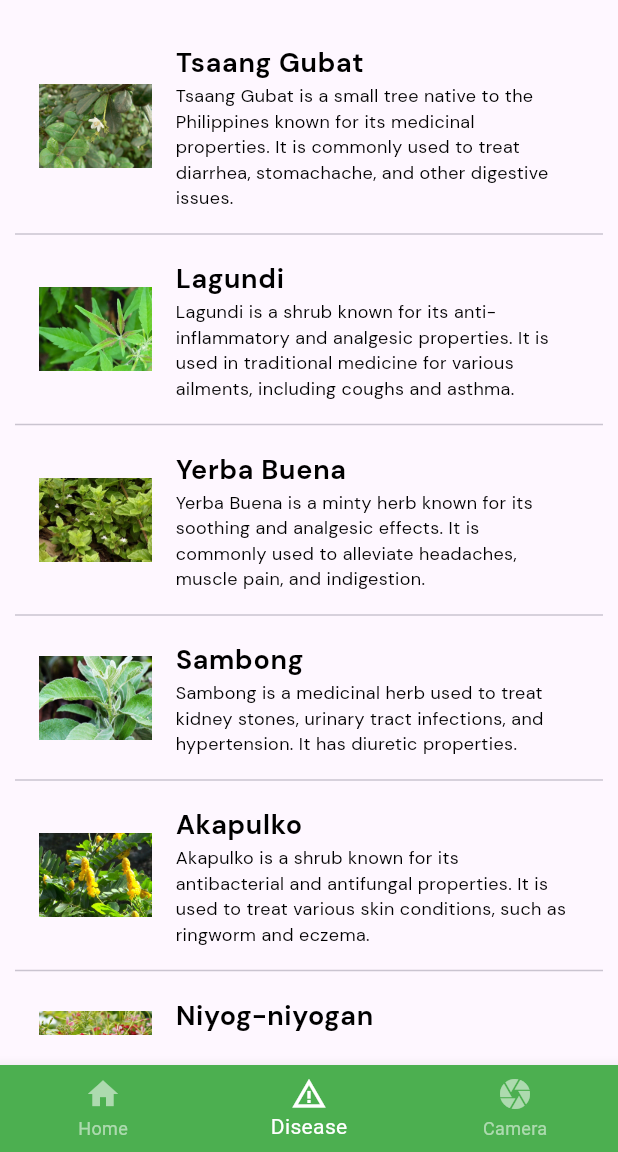
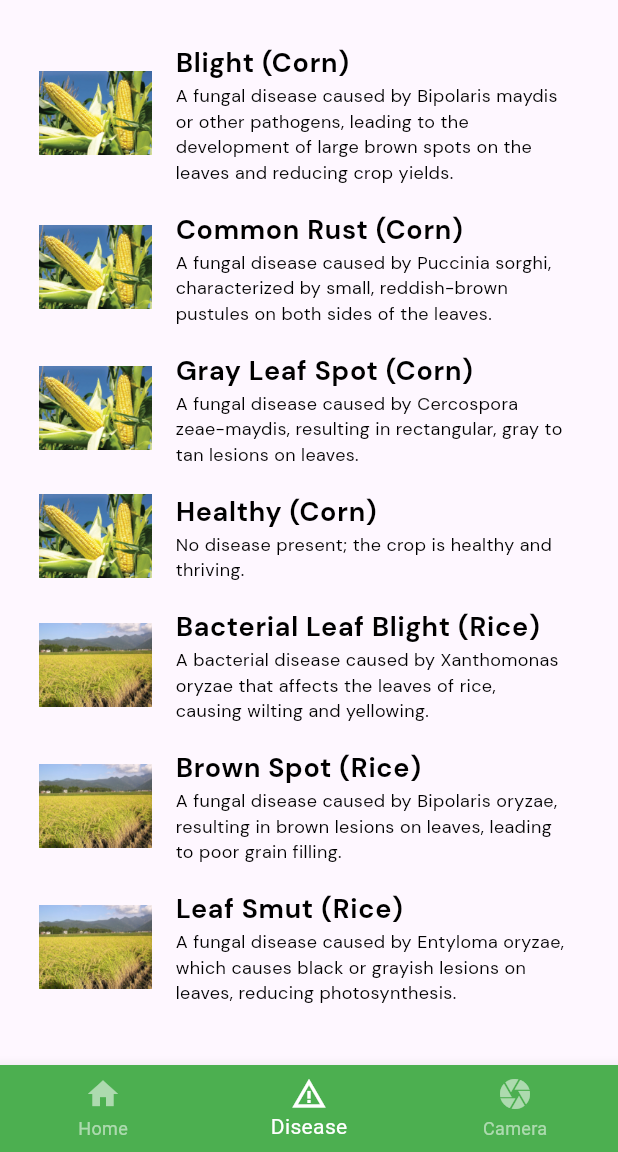
Before and after one commit to Turla-Glenn/herbal_plants, a Flutter app: the screen it shows after launch, item 2 of the bottom bar chosen, on a phone screen of 412 x 824 dp, the part 84-1236 px from its top. Run offline on Flutter 3.47's test engine with Material 3 defaults, Android fonts, the phone set to English and light mode, and no system bars; our stand-ins replace fluttertoast, get_storage, image_picker; missing offline and left inert: tflite_v2; Roboto replaces fonts that are missing (QBold).

Commit message:
added disease tab data

```diff
--- a/lib/data/newdata.dart
+++ b/lib/data/newdata.dart
@@ -37,3 +37,86 @@ List<Map<String, dynamic>> crops = [
     'harvestTime': '80 to 90 days after planting, depending on the variety.'
   }
 ];
+
+List<Map<String, dynamic>> riceDiseases = [
+  {
+    'name': 'Bacterial Leaf Blight',
+    'description':
+        'A bacterial disease caused by Xanthomonas oryzae that affects the leaves of rice, causing wilting and yellowing.',
+    'prevention':
+        'Use resistant varieties, ensure proper field drainage, and avoid excessive use of nitrogen fertilizers.'
+  },
+  {
+    'name': 'Brown Spot',
+    'description':
+        'A fungal disease caused by Bipolaris oryzae, resulting in brown lesions on leaves, leading to poor grain filling.',
+    'prevention':
+        'Apply balanced fertilizers, improve drainage, and use fungicide treatments when necessary.'
+  },
+  {
+    'name': 'Leaf Smut',
+    'description':
+        'A fungal disease caused by Entyloma oryzae, which causes black or grayish lesions on leaves, reducing photosynthesis.',
+    'prevention':
+        'Use resistant varieties, apply fungicides, and practice good field hygiene to prevent spread.'
+  }
+];
+
+List<Map<String, dynamic>> cornDiseases = [
+  {
+    'name': 'Blight',
+    'description':
+        'A fungal disease caused by Bipolaris maydis or other pathogens, leading to the development of large brown spots on the leaves and reducing crop yields.',
+    'prevention':
+        'Use resistant varieties, practice crop rotation, and avoid planting corn in infected fields for a few years.'
+  },
+  {
+    'name': 'Common Rust',
+    'description':
+        'A fungal disease caused by Puccinia sorghi, characterized by small, reddish-brown pustules on both sides of the leaves.',
+    'prevention':
+        'Plant rust-resistant corn varieties, apply fungicides, and avoid dense plantings to reduce humidity.'
+  },
+  {
+    'name': 'Gray Leaf Spot',
+    'description':
+        'A fungal disease caused by Cercospora zeae-maydis, resulting in rectangular, gray to tan lesions on leaves.',
+    'prevention':
+        'Plant resistant hybrids, practice crop rotation, and remove plant debris from fields to reduce the source of infection.'
+  },
+  {
+    'name': 'Healthy',
+    'description': 'No disease present; the crop is healthy and thriving.',
+    'prevention':
+        'Continue best practices in crop management, including proper watering, nutrient balance, and disease prevention methods.'
+  }
+];
+List<Map<String, dynamic>> watermelonDiseases = [
+  {
+    'name': 'Anthracnose',
+    'description':
+        'A fungal disease caused by Colletotrichum orbiculare, resulting in dark, sunken lesions on leaves, stems, and fruits.',
+    'prevention':
+        'Use disease-free seeds, apply fungicides, rotate crops, and avoid overhead irrigation to reduce moisture on leaves.'
+  },
+  {
+    'name': 'Downy Mildew',
+    'description':
+        'A fungal disease caused by Pseudoperonospora cubensis, causing yellow patches on leaves that turn brown and die.',
+    'prevention':
+        'Use resistant varieties, apply fungicides, and avoid planting in areas with poor air circulation or excess moisture.'
+  },
+  {
+    'name': 'Mosaic Virus',
+    'description':
+        'A viral disease that causes yellow mottling and distortion of leaves, leading to stunted growth and deformed fruits.',
+    'prevention':
+        'Use virus-free seeds, control insect vectors (such as aphids), and remove infected plants immediately.'
+  },
+  {
+    'name': 'Healthy',
+    'description': 'No disease present; the crop is healthy and growing well.',
+    'prevention':
+        'Maintain regular monitoring and use good agricultural practices to keep the crop healthy.'
+  }
+];
--- a/lib/screens/tabs/plant_tab.dart
+++ b/lib/screens/tabs/plant_tab.dart
@@ -1,4 +1,5 @@
 import 'package:flutter/material.dart';
+import 'package:herbal_plants/data/newdata.dart';
 import 'package:herbal_plants/data/plants.dart';
 import 'package:herbal_plants/widgets/text_widget.dart';
 
@@ -9,14 +10,29 @@ class PlantTab extends StatelessWidget {
   Widget build(BuildContext context) {
     return Padding(
       padding: const EdgeInsets.fromLTRB(10, 20, 10, 20),
-      child: SizedBox(
-        child: ListView.separated(
-          itemCount: herbalPlants.length,
-          separatorBuilder: (context, index) {
-            return const Divider();
-          },
-          itemBuilder: (context, index) {
-            return ListTile(
+      child: SingleChildScrollView(
+        child: Column(
+          children: [
+            Column(
+              children: list1(context, cornDiseases, 'corn', 'Corn'),
+            ),
+            Column(
+              children: list1(context, riceDiseases, 'rice', 'Rice'),
+            ),
+            Column(
+              children: list1(
+                  context, watermelonDiseases, 'watermelon', 'Watermelon'),
+            ),
+          ],
+        ),
+      ),
+    );
+  }
+
+  List<Widget> list1(context, List disease, String img, String type) {
+    return [
+      for (int i = 0; i < disease.length; i++)
+        ListTile(
           leading: GestureDetector(
             onTap: () {
               showModalBottomSheet(
@@ -49,8 +65,7 @@ class PlantTab extends StatelessWidget {
                               decoration: BoxDecoration(
                                 image: DecorationImage(
                                   fit: BoxFit.cover,
-                                      image: AssetImage(
-                                          'assets/images/${herbalPlants[index].commonName}.jpg'),
+                                  image: AssetImage('assets/images/$img.PNG'),
                                 ),
                               ),
                             ),
@@ -59,7 +74,7 @@ class PlantTab extends StatelessWidget {
                               height: 5,
                             ),
                             TextWidget(
-                                  text: herbalPlants[index].commonName,
+                              text: disease[i]['name'],
                               fontSize: 24,
                               fontFamily: 'Bold',
                               color: Colors.black,
@@ -69,14 +84,7 @@ class PlantTab extends StatelessWidget {
                             ),
                             TextWidget(
                               text:
-                                      'Scientific name: ${herbalPlants[index].scientificName}',
-                                  fontSize: 18,
-                                  fontFamily: 'Bold',
-                                  color: Colors.black,
-                                ),
-                                TextWidget(
-                                  text:
-                                      'Plant description: ${herbalPlants[index].description}',
+                                  'Disease description: ${disease[i]['description']}',
                               fontSize: 14,
                               fontFamily: 'Regular',
                               color: Colors.grey,
@@ -85,8 +93,7 @@ class PlantTab extends StatelessWidget {
                               height: 5,
                             ),
                             TextWidget(
-                                  text:
-                                      'Guides:  ${herbalPlants[index].plantingGuide}',
+                              text: 'Prevention:  ${disease[i]['prevention']}',
                               fontSize: 14,
                               fontFamily: 'Regular',
                               color: Colors.grey,
@@ -108,26 +115,22 @@ class PlantTab extends StatelessWidget {
               decoration: BoxDecoration(
                 image: DecorationImage(
                   fit: BoxFit.cover,
-                      image: AssetImage(
-                          'assets/images/${herbalPlants[index].commonName}.jpg'),
+                  image: AssetImage('assets/images/$img.PNG'),
                 ),
               ),
             ),
           ),
           title: TextWidget(
-                text: herbalPlants[index].commonName,
+            text: disease[i]['name'] + ' ($type)',
             fontSize: 18,
             fontFamily: 'Bold',
           ),
           subtitle: TextWidget(
-                text: herbalPlants[index].description,
+            text: disease[i]['description'],
             fontSize: 12,
             fontFamily: 'Regular',
           ),
-            );
-          },
-        ),
-      ),
-    );
+        )
+    ];
   }
 }
```
Lines whose indentation alone changed are shown as unchanged.
